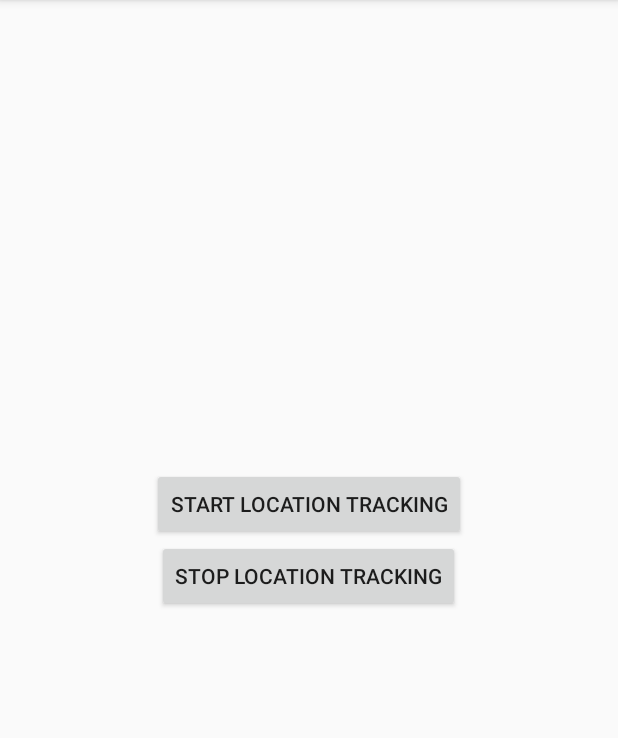
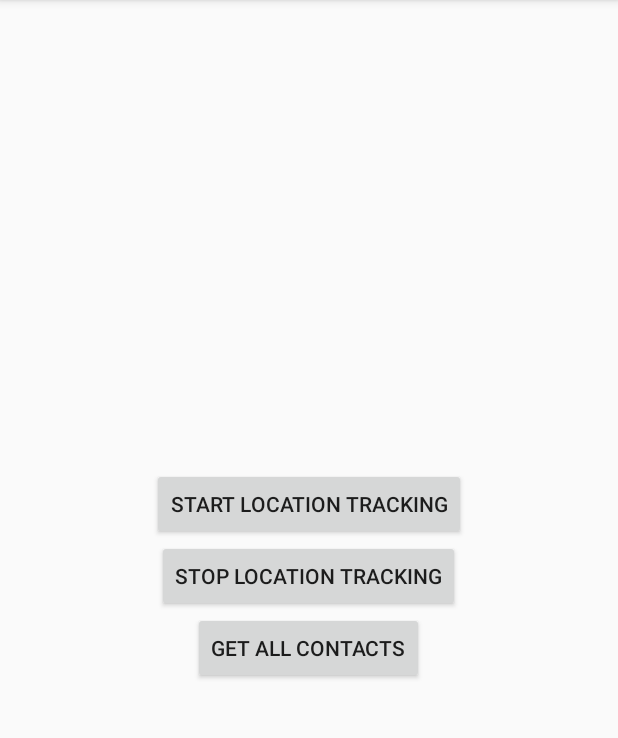
Before and after one commit to AslanUOM/FriendsFinder, an Android app: the MsgPassingActivity screen opened directly, with no data from a screen before it, after a tap on "STOP LOCATION TRACKING", on a phone screen of 412 x 824 dp, the part 84-822 px from its top. Run offline under Robolectric (Android 15) with nearby library versions, the phone set to English and light mode, and no system bars; 2 statements that could not run were skipped.

Commit message:
Read contact message passing added. Constants separated into single class

```diff
--- a/app/src/main/java/com/aslan/friendsfinder/MsgPassingActivity.java
+++ b/app/src/main/java/com/aslan/friendsfinder/MsgPassingActivity.java
@@ -12,7 +12,7 @@ import android.support.v7.app.AppCompatActivity;
 import android.view.View;
 import android.widget.Button;
 
-import com.aslan.friendsfinder.Utility.Msg;
+import com.aslan.friendsfinder.Utility.Constants;
 
 public class MsgPassingActivity extends AppCompatActivity {
     boolean mIsBinded;
@@ -47,7 +47,7 @@ public class MsgPassingActivity extends AppCompatActivity {
             @Override
             public void onClick(View arg0) {
                 // TODO Auto-generated method stub
-                Message msg = Message.obtain(null, Msg.START_LOCATION_TRACKING, 0, 0);
+                Message msg = Message.obtain(null, Constants.MessagePassingCommands.START_LOCATION_TRACKING, 0, 0);
                 try {
                     mMessenger.send(msg);
                 } catch (RemoteException e) {
@@ -62,7 +62,22 @@ public class MsgPassingActivity extends AppCompatActivity {
             @Override
             public void onClick(View arg0) {
                 // TODO Auto-generated method stub
-                Message msg = Message.obtain(null, Msg.STOP_LOCATION_TRACKING, 0, 0);
+                Message msg = Message.obtain(null, Constants.MessagePassingCommands.STOP_LOCATION_TRACKING, 0, 0);
+                try {
+                    mMessenger.send(msg);
+                } catch (RemoteException e) {
+                    // TODO Auto-generated catch block
+                    e.printStackTrace();
+                }
+            }
+        });
+        Button mButton3 = (Button) findViewById(R.id.button3);
+        mButton3.setOnClickListener(new View.OnClickListener() {
+
+            @Override
+            public void onClick(View arg0) {
+                // TODO Auto-generated method stub
+                Message msg = Message.obtain(null, Constants.MessagePassingCommands.GET_ALL_CONTACTS, 0, 0);
                 try {
                     mMessenger.send(msg);
                 } catch (RemoteException e) {
--- a/app/src/main/res/layout/activity_msg_passing.xml
+++ b/app/src/main/res/layout/activity_msg_passing.xml
@@ -12,9 +12,9 @@
         android:id="@+id/button1"
         android:layout_width="wrap_content"
         android:layout_height="wrap_content"
-        android:text="Start Location Tracking"
         android:layout_above="@+id/button2"
-        android:layout_centerHorizontal="true" />
+        android:layout_centerHorizontal="true"
+        android:text="Start Location Tracking" />
 
     <Button
         android:id="@+id/button2"
@@ -23,4 +23,12 @@
         android:layout_centerHorizontal="true"
         android:layout_centerVertical="true"
         android:text="Stop Location Tracking" />
+
+    <Button
+        android:id="@+id/button3"
+        android:layout_width="wrap_content"
+        android:layout_height="wrap_content"
+        android:layout_below="@+id/button2"
+        android:layout_centerHorizontal="true"
+        android:text="Get All Contacts" />
 </RelativeLayout>
```
Also changed, not shown: app/src/main/java/com/aslan/friendsfinder/Utility/Constants.java (added, +16 -0 lines), app/src/main/java/com/aslan/friendsfinder/Utility/Msg.java (deleted, +0 -13 lines).
